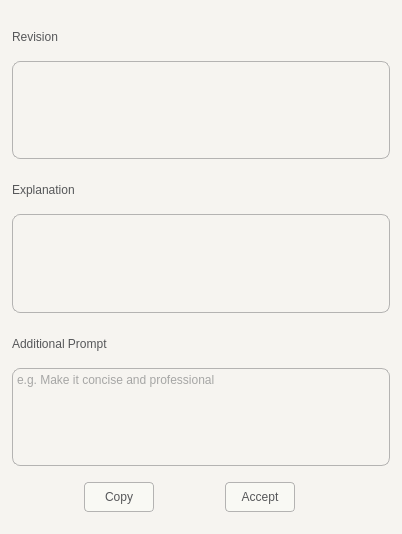
Before: the Qt Designer form ui/src/reword.ui in jcsq6/ai-tools, drawn with Qt 5.
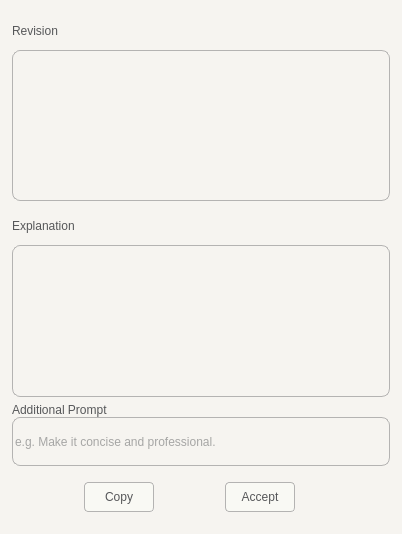
After: the same form once the commit is applied. Icons and pictures are not drawn.

Commit message: Enhance rewording functionality with error handling and UI improvements

The edit to the form file:
```diff
--- a/ui/src/reword.ui
+++ b/ui/src/reword.ui
@@ -36,7 +36,7 @@
 color: rgb(86, 87, 89);
 </string>
   </property>
-  <layout class="QVBoxLayout" name="verticalLayout">
+  <layout class="QVBoxLayout" name="verticalLayout" stretch="3,3,1,0">
    <property name="spacing">
     <number>-1</number>
    </property>
@@ -53,7 +53,7 @@
     <number>12</number>
    </property>
    <item>
-    <layout class="QVBoxLayout" name="RevisionLayout" stretch="1,2">
+    <layout class="QVBoxLayout" name="RevisionLayout" stretch="1,4">
      <property name="spacing">
       <number>0</number>
      </property>
@@ -102,7 +102,7 @@
     </layout>
    </item>
    <item>
-    <layout class="QVBoxLayout" name="ExplanationLayout" stretch="1,2">
+    <layout class="QVBoxLayout" name="ExplanationLayout" stretch="1,4">
      <property name="spacing">
       <number>0</number>
      </property>
@@ -151,7 +151,7 @@
     </layout>
    </item>
    <item>
-    <layout class="QVBoxLayout" name="PromptLayout" stretch="1,2">
+    <layout class="QVBoxLayout" name="PromptLayout" stretch="1,4">
      <property name="spacing">
       <number>0</number>
      </property>
@@ -163,37 +163,19 @@
       </widget>
      </item>
      <item>
-      <widget class="QTextEdit" name="PromptEdit">
+      <widget class="QLineEdit" name="PromptEdit">
        <property name="sizePolicy">
         <sizepolicy hsizetype="Preferred" vsizetype="Ignored">
          <horstretch>0</horstretch>
          <verstretch>0</verstretch>
         </sizepolicy>
        </property>
-       <property name="minimumSize">
-        <size>
-         <width>0</width>
-         <height>45</height>
-        </size>
-       </property>
-       <property name="maximumSize">
-        <size>
-         <width>16777215</width>
-         <height>16777215</height>
-        </size>
-       </property>
        <property name="styleSheet">
         <string notr="true">border: 1px solid rgb(180, 179, 178);
 border-radius: 8px;</string>
        </property>
-       <property name="sizeAdjustPolicy">
-        <enum>QAbstractScrollArea::SizeAdjustPolicy::AdjustIgnored</enum>
-       </property>
-       <property name="readOnly">
-        <bool>false</bool>
-       </property>
        <property name="placeholderText">
-        <string>e.g. Make it concise and professional</string>
+        <string>e.g. Make it concise and professional.</string>
        </property>
       </widget>
      </item>
```
The commit also changes 3 other files.
